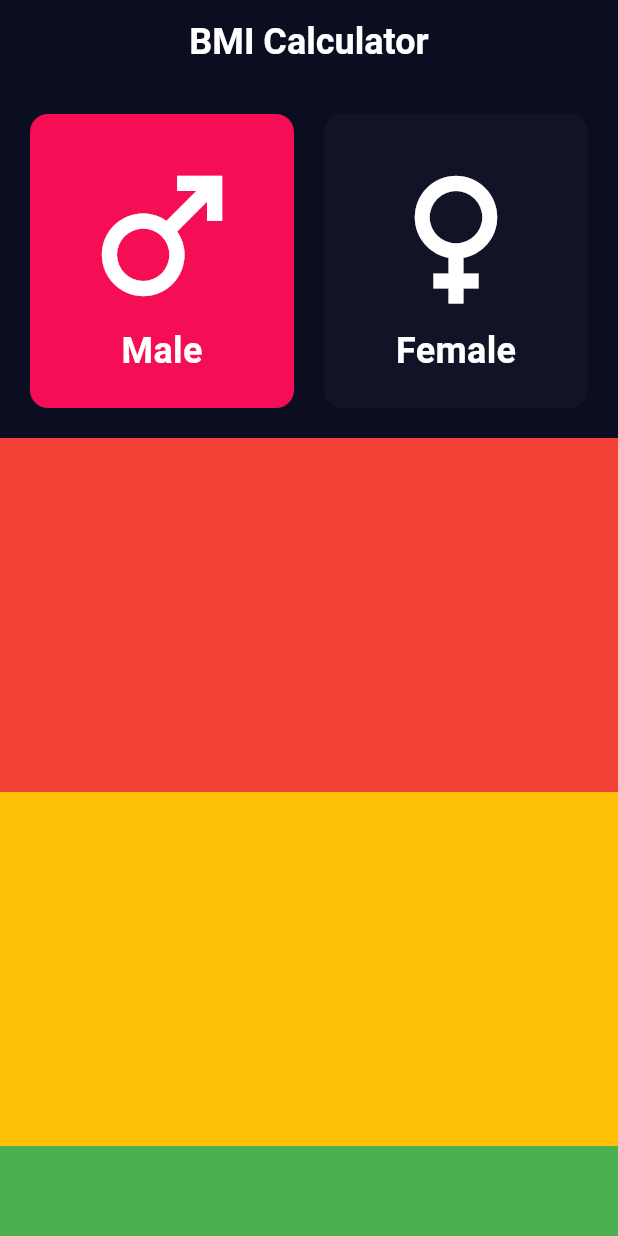
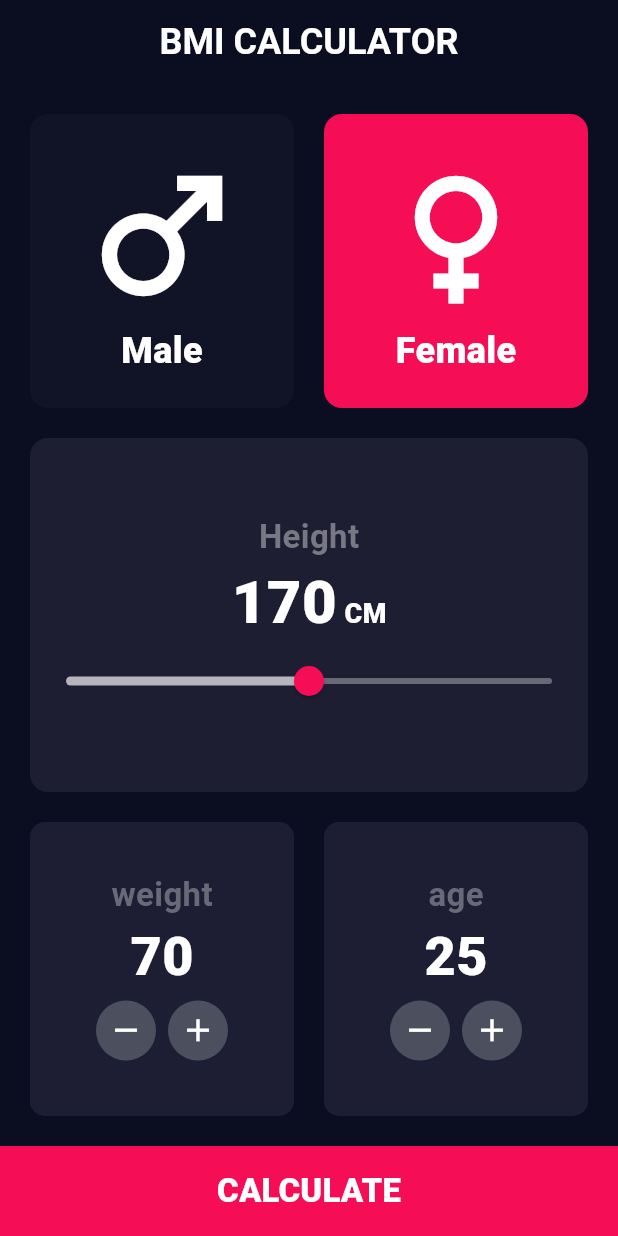
Before and after one commit to mohamedatta24/bmi_calculator_app, a Flutter app: the screen it shows after launch, on a phone screen of 412 x 824 dp. Run offline on Flutter 3.47's test engine with Material 3 defaults, Android fonts, the phone set to English and light mode, and no system bars; our stand-ins replace equatable, flutter_bloc.

Commit message:
finish bmi ui

```diff
--- /dev/null
+++ b/lib/core/widgets/custom_button.dart
@@ -0,0 +1,28 @@
+import 'package:flutter/material.dart';
+
+class CustomButton extends StatelessWidget {
+  const CustomButton({super.key, required this.onPressed, required this.text});
+
+  final void Function() onPressed;
+  final String text;
+  @override
+  Widget build(BuildContext context) {
+    return Container(
+      width: double.infinity,
+      height: 60,
+      color: Color(0xffF50D56),
+      child: MaterialButton(
+        onPressed: onPressed,
+        elevation: 0.0,
+        child: Text(
+          text,
+          style: TextStyle(
+            fontSize: 22,
+            fontWeight: FontWeight.w900,
+            color: Colors.white,
+          ),
+        ),
+      ),
+    );
+  }
+}
--- /dev/null
+++ b/lib/core/widgets/custom_floating_action_button.dart
@@ -0,0 +1,19 @@
+import 'package:flutter/material.dart';
+
+class CustomFloatingActionButton extends StatelessWidget {
+  const CustomFloatingActionButton({super.key, this.onPressed, required this.icon});
+
+  final void Function()? onPressed;
+  final IconData icon;
+  @override
+  Widget build(BuildContext context) {
+    return FloatingActionButton(
+      elevation: 0.0,
+      shape: RoundedRectangleBorder(borderRadius: BorderRadius.circular(20.0)),
+      mini: true,
+      onPressed: onPressed,
+      backgroundColor: Color(0xff4C4F5D),
+      child: Icon(icon, size: 25, color: Colors.white),
+    );
+  }
+}
--- /dev/null
+++ b/lib/features/BMI_Calculator/presentation/cubit/bmi_cubit.dart
@@ -0,0 +1,33 @@
+
+
+import 'package:flutter_bloc/flutter_bloc.dart';
+import 'bmi_state.dart';
+
+class BmiCubit extends Cubit<BmiState> {
+  BmiCubit() : super(BmiState());
+
+  void updateHeight(double newHeight) {
+    emit(state.copyWith(height: newHeight));
+  }
+
+  void updateWeight(double newWeight) {
+    emit(state.copyWith(weight: newWeight));
+  }
+
+  void updateAge(double newAge) {
+    emit(state.copyWith(age: newAge));
+  }
+
+  void updateGender(bool newGender) {
+    emit(state.copyWith(gender:newGender));
+  }
+
+  double calculateBMI() {
+    double heightInMeters = state.height / 100;
+    return state.weight / (heightInMeters * heightInMeters);
+  }
+
+  void reset() {
+    emit(const BmiState());
+  }
+}
--- /dev/null
+++ b/lib/features/BMI_Calculator/presentation/cubit/bmi_state.dart
@@ -0,0 +1,33 @@
+import 'package:equatable/equatable.dart';
+
+class BmiState extends Equatable {
+  final double height;
+  final double weight;
+  final double age;
+  final bool gender;
+
+  const BmiState({
+    this.height = 170,
+    this.weight = 70,
+    this.age = 25,
+    this.gender = false,
+  });
+
+  BmiState copyWith({
+    double? height,
+    double? weight,
+    double? age,
+    bool? gender,
+  }) {
+    return BmiState(
+      height: height ?? this.height,
+      weight: weight ?? this.weight,
+      age: age ?? this.age,
+      gender: gender ?? this.gender,
+    );
+  }
+
+
+  @override
+  List<Object> get props => [height, weight, age, gender];
+}
--- a/lib/features/presentation/BMI_Calculator/views/bmi_calculator_view.dart
+++ b/lib/features/BMI_Calculator/presentation/views/bmi_calculator_view.dart
@@ -1,5 +1,6 @@
-import 'package:bmi_calculator_app/features/presentation/BMI_Calculator/widgets/bmi_calculator_body.dart';
+import 'package:bmi_calculator_app/features/BMI_Calculator/presentation/widgets/bmi_calculator_body.dart';
 import 'package:flutter/material.dart';
+
 
 class BmiCalculatorView extends StatelessWidget {
   const BmiCalculatorView({super.key});
@@ -12,7 +13,7 @@ class BmiCalculatorView extends StatelessWidget {
         centerTitle: true,
         backgroundColor: Color(0xFF0A0E20),
         title: Text(
-          'BMI Calculator',
+          'BMI CALCULATOR',
           style: TextStyle(
             fontSize: 24,
             fontWeight: FontWeight.bold,
--- /dev/null
+++ b/lib/features/BMI_Calculator/presentation/widgets/bmi_calculator_body.dart
@@ -0,0 +1,34 @@
+import 'package:bmi_calculator_app/core/widgets/custom_button.dart';
+import 'package:bmi_calculator_app/features/BMI_Calculator/presentation/views/bmi_calculator_details.dart';
+import 'package:bmi_calculator_app/features/BMI_Calculator/presentation/widgets/custom_gender.dart';
+import 'package:bmi_calculator_app/features/BMI_Calculator/presentation/widgets/custom_person_Card.dart';
+import 'package:bmi_calculator_app/features/BMI_Calculator/presentation/widgets/custom_slider.dart';
+import 'package:flutter/material.dart';
+
+class BmiCalculatorBody extends StatelessWidget {
+  const BmiCalculatorBody({super.key});
+
+  @override
+  Widget build(BuildContext context) {
+    return Column(
+      children: [
+        CustomGender(),
+        CustomSlider(),
+        CustomPersonCard(),
+        CustomButton(
+          text: 'CALCULATE',
+          onPressed: () {
+            Navigator.push(
+              context,
+              MaterialPageRoute(
+                builder: (context) {
+                  return BmiCalculatorDetails();
+                },
+              ),
+            );
+          },
+        ),
+      ],
+    );
+  }
+}
--- /dev/null
+++ b/lib/features/BMI_Calculator/presentation/widgets/custom_gender.dart
@@ -0,0 +1,45 @@
+
+import 'package:bmi_calculator_app/features/BMI_Calculator/presentation/cubit/bmi_cubit.dart';
+import 'package:bmi_calculator_app/features/BMI_Calculator/presentation/cubit/bmi_state.dart';
+import 'package:bmi_calculator_app/features/BMI_Calculator/presentation/widgets/custom_gender_card.dart';
+import 'package:flutter/material.dart';
+import 'package:flutter_bloc/flutter_bloc.dart';
+
+class CustomGender extends StatelessWidget {
+  const CustomGender({super.key});
+
+
+  @override
+  Widget build(BuildContext context) {
+    return Expanded(
+      child: BlocBuilder<BmiCubit, BmiState>(
+        builder: (context, state) {
+          return Padding(
+            padding: const EdgeInsets.all(20.0),
+            child: Row(
+              children: [
+                CustomGenderCard(
+                  isGender: state.gender ? true : false,
+                  icon: Icons.male,
+                  text: 'Male',
+                  onTap: () {
+                    BlocProvider.of<BmiCubit>(context).updateGender(true);
+                  },
+                ),
+                SizedBox(width: 20),
+                CustomGenderCard(
+                  isGender: state.gender ? false : true,
+                  icon: Icons.female,
+                  text: 'Female',
+                  onTap: () {
+                    BlocProvider.of<BmiCubit>(context).updateGender(false);
+                  },
+                ),
+              ],
+            ),
+          );
+        },
+      ),
+    );
+  }
+}
--- a/lib/features/presentation/BMI_Calculator/widgets/custom_gender_card.dart
+++ b/lib/features/BMI_Calculator/presentation/widgets/custom_gender_card.dart
@@ -34,7 +34,7 @@ class CustomGenderCard extends StatelessWidget {
                 text,
                 style: TextStyle(
                   fontSize: 24,
-                  fontWeight: FontWeight.bold,
+                  fontWeight: FontWeight.w900,
                   color: Colors.white,
                 ),
               ),
--- /dev/null
+++ b/lib/features/BMI_Calculator/presentation/widgets/custom_person_Card.dart
@@ -0,0 +1,53 @@
+import 'package:bmi_calculator_app/features/BMI_Calculator/presentation/cubit/bmi_cubit.dart';
+import 'package:bmi_calculator_app/features/BMI_Calculator/presentation/cubit/bmi_state.dart';
+import 'package:bmi_calculator_app/features/BMI_Calculator/presentation/widgets/custom_person_card_details.dart';
+import 'package:flutter/material.dart';
+import 'package:flutter_bloc/flutter_bloc.dart';
+
+class CustomPersonCard extends StatelessWidget {
+  const CustomPersonCard({super.key});
+
+  @override
+  Widget build(BuildContext context) {
+    return Expanded(
+      child: BlocBuilder<BmiCubit, BmiState>(
+        builder: (context, state) {
+          return Padding(
+            padding: const EdgeInsets.all(20.0),
+            child: Row(
+              children: [
+                CustomPersonCardDetails(
+                  text: 'weight',
+                  number: state.weight,
+                  onAdd: () {
+                    BlocProvider.of<BmiCubit>(
+                      context,
+                    ).updateWeight(state.weight + 1);
+                  },
+                  onRemove: () {
+                    state.weight;
+                    BlocProvider.of<BmiCubit>(
+                      context,
+                    ).updateWeight(state.weight - 1);
+                  },
+                ),
+                SizedBox(width: 20),
+
+                CustomPersonCardDetails(
+                  text: 'age',
+                  number: state.age,
+                  onAdd: () {
+                    BlocProvider.of<BmiCubit>(context).updateAge(state.age + 1);
+                  },
+                  onRemove: () {
+                    BlocProvider.of<BmiCubit>(context).updateAge(state.age - 1);
+                  },
+                ),
+              ],
+            ),
+          );
+        },
+      ),
+    );
+  }
+}
--- /dev/null
+++ b/lib/features/BMI_Calculator/presentation/widgets/custom_person_card_details.dart
@@ -0,0 +1,55 @@
+import 'package:bmi_calculator_app/core/widgets/custom_floating_action_button.dart';
+import 'package:flutter/material.dart';
+
+class CustomPersonCardDetails extends StatelessWidget {
+  const CustomPersonCardDetails({super.key, required this.text, required this.number, required this.onAdd, required this.onRemove});
+
+  final String text;
+  final double number;
+  final VoidCallback onAdd;
+  final VoidCallback onRemove;
+
+  @override
+  Widget build(BuildContext context) {
+    return Expanded(
+      child: Container(
+        decoration: BoxDecoration(
+          color: Color(0xff1D1E33),
+          borderRadius: BorderRadius.circular(10),
+        ),
+        width: double.infinity,
+
+        child: Column(
+          mainAxisAlignment: MainAxisAlignment.center,
+          children: [
+            Text(
+              text,
+              style: TextStyle(
+                fontSize: 22,
+                color: Color(0xff696A77),
+                fontWeight: FontWeight.w600,
+              ),
+            ),
+
+            Text(
+              number.round().toString(),
+              style: TextStyle(
+                fontSize: 36,
+                color: Colors.white,
+                fontWeight: FontWeight.w900,
+              ),
+            ),
+
+            Row(
+              mainAxisAlignment: MainAxisAlignment.center,
+              children: [
+                CustomFloatingActionButton(icon: Icons.remove, onPressed: onRemove),
+                CustomFloatingActionButton(icon: Icons.add, onPressed: onAdd),
+              ],
+            ),
+          ],
+        ),
+      ),
+    );
+  }
+}
--- /dev/null
+++ b/lib/features/BMI_Calculator/presentation/widgets/custom_slider.dart
@@ -0,0 +1,79 @@
+import 'package:bmi_calculator_app/features/BMI_Calculator/presentation/cubit/bmi_cubit.dart';
+import 'package:bmi_calculator_app/features/BMI_Calculator/presentation/cubit/bmi_state.dart';
+import 'package:flutter/material.dart';
+import 'package:flutter_bloc/flutter_bloc.dart';
+
+class CustomSlider extends StatelessWidget {
+  const CustomSlider({super.key});
+
+  @override
+  Widget build(BuildContext context) {
+    return Expanded(
+      child: BlocBuilder<BmiCubit, BmiState>(
+        builder: (context, state) {
+          return Padding(
+            padding: const EdgeInsets.symmetric(horizontal: 20.0),
+            child: Container(
+              width: double.infinity,
+              decoration: BoxDecoration(
+                color: Color(0xff1D1E32),
+                borderRadius: BorderRadius.circular(12.0),
+              ),
+              child: Column(
+                mainAxisAlignment: MainAxisAlignment.center,
+                children: [
+                  Text(
+                    'Height',
+                    style: TextStyle(
+                      fontSize: 22,
+                      color: Color(0xff777883),
+                      fontWeight: FontWeight.bold,
+                    ),
+                  ),
+
+                  Row(
+                    mainAxisAlignment: MainAxisAlignment.center,
+                    crossAxisAlignment: CrossAxisAlignment.baseline,
+                    textBaseline: TextBaseline.alphabetic,
+                    children: [
+                      Text(
+                        state.height.round().toString(),
+                        style: TextStyle(
+                          fontSize: 40,
+                          color: Colors.white,
+                          fontWeight: FontWeight.w900,
+                        ),
+                      ),
+                      SizedBox(width: 5),
+                      Text(
+                        'CM',
+                        style: TextStyle(
+                          fontSize: 18,
+                          color: Colors.white,
+                          fontWeight: FontWeight.w900,
+                        ),
+                      ),
+                    ],
+                  ),
+                  Slider(
+                    value: state.height,
+                    max: 220,
+                    min: 120,
+                    activeColor: const Color(0xffB5B5BB),
+                    inactiveColor: Color(0xff686976),
+                    thumbColor: Color(0xffF50D56),
+                    divisions: 100,
+                    label: '${state.height} cm',
+                    onChanged: (value) {
+                      BlocProvider.of<BmiCubit>(context).updateHeight(value);
+                    },
+                  ),
+                ],
+              ),
+            ),
+          );
+        },
+      ),
+    );
+  }
+}
--- a/lib/features/presentation/BMI_Calculator/widgets/bmi_calculator_body.dart
+++ /dev/null
@@ -1,23 +0,0 @@
-import 'package:bmi_calculator_app/features/presentation/BMI_Calculator/widgets/custom_gender.dart';
-import 'package:flutter/material.dart';
-
-class BmiCalculatorBody extends StatelessWidget {
-  const BmiCalculatorBody({super.key});
-
-  @override
-  Widget build(BuildContext context) {
-    return Column(
-      children: [
-        CustomGender(),
-        Expanded(child: Container(width: double.infinity, color: Colors.red)),
-        Expanded(child: Container(width: double.infinity, color: Colors.amber)),
-        Container(
-          width: double.infinity,
-          height: 60,
-          color: Colors.green,
-          child: MaterialButton(onPressed: () {}),
-        ),
-      ],
-    );
-  }
-}
--- a/lib/features/presentation/BMI_Calculator/widgets/custom_gender.dart
+++ /dev/null
@@ -1,47 +0,0 @@
-import 'package:bmi_calculator_app/features/presentation/BMI_Calculator/widgets/custom_gender_card.dart';
-import 'package:flutter/material.dart';
-
-class CustomGender extends StatefulWidget {
-  const CustomGender({super.key});
-
-  @override
-  State<CustomGender> createState() => _CustomGenderState();
-}
-
-class _CustomGenderState extends State<CustomGender> {
-
-  bool isGender = true;
-  @override
-  Widget build(BuildContext context) {
-    return Expanded(
-      child: Padding(
-        padding: const EdgeInsets.all(20.0),
-        child: Row(
-          children: [
-            CustomGenderCard(
-              isGender: isGender ? true : false,
-              icon: Icons.male,
-              text: 'Male',
-              onTap: () {
-                setState(() {
-                  isGender = true;
-                });
-              },
-            ),
-            SizedBox(width: 20),
-            CustomGenderCard(
-              isGender: isGender ? false : true,
-              icon: Icons.female,
-              text: 'Female',
-              onTap: () {
-                setState(() {
-                  isGender = false;
-                });
-              },
-            ),
-          ],
-        ),
-      ),
-    );
-  }
-}
--- a/lib/main.dart
+++ b/lib/main.dart
@@ -1,5 +1,8 @@
-import 'package:bmi_calculator_app/features/presentation/BMI_Calculator/views/bmi_calculator_view.dart';
+
+import 'package:bmi_calculator_app/features/BMI_Calculator/presentation/cubit/bmi_cubit.dart';
+import 'package:bmi_calculator_app/features/BMI_Calculator/presentation/views/bmi_calculator_view.dart';
 import 'package:flutter/material.dart';
+import 'package:flutter_bloc/flutter_bloc.dart';
 
 void main() {
   runApp(const BMICalculatorApp());
@@ -10,9 +13,12 @@ class BMICalculatorApp extends StatelessWidget {
 
   @override
   Widget build(BuildContext context) {
-    return MaterialApp(
-      debugShowCheckedModeBanner: false,
-      home: BmiCalculatorView(),
+    return BlocProvider(
+      create: (context) => BmiCubit(),
+      child: MaterialApp(
+        debugShowCheckedModeBanner: false,
+        home: BmiCalculatorView(),
+      ),
     );
   }
 }
```
Also changed, not shown: lib/core/helper/get_bmi_category.dart (added, +9 -0 lines), lib/core/helper/get_bmi_color.dart (added, +14 -0 lines), lib/core/helper/get_bmi_result_text.dart (added, +14 -0 lines), lib/features/BMI_Calculator/presentation/views/bmi_calculator_details.dart (added, +31 -0 lines), lib/features/BMI_Calculator/presentation/widgets/bmi_calculator_details_body.dart (added, +87 -0 lines), pubspec.yaml (+5 -11 lines), pubspec.lock.
